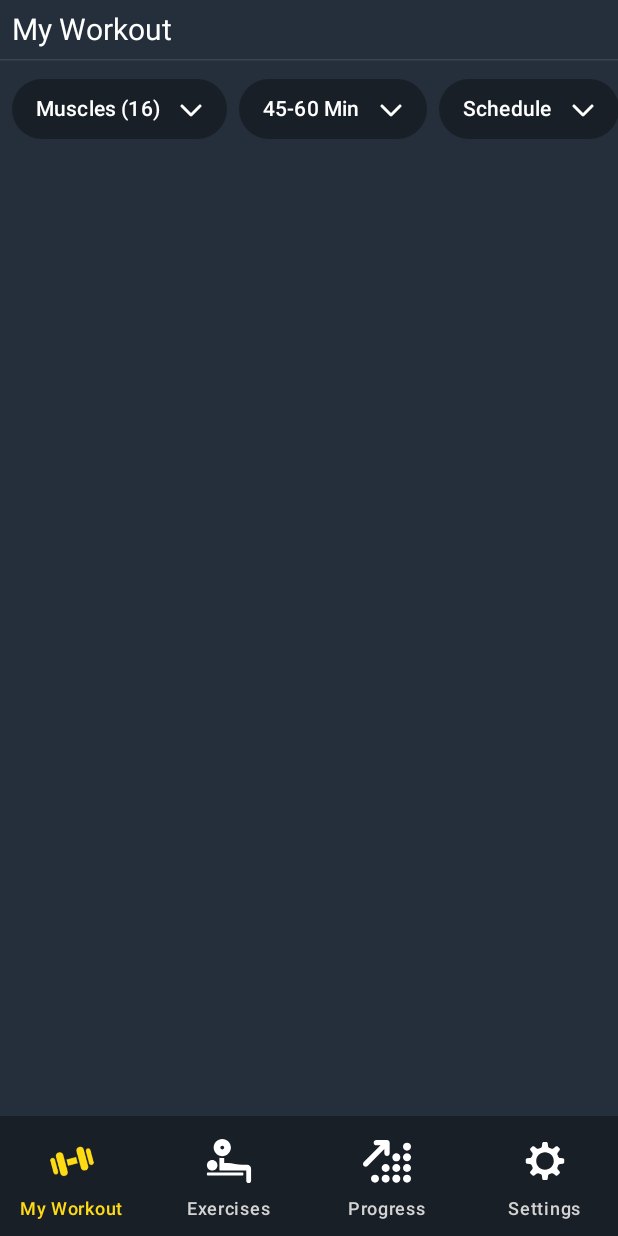
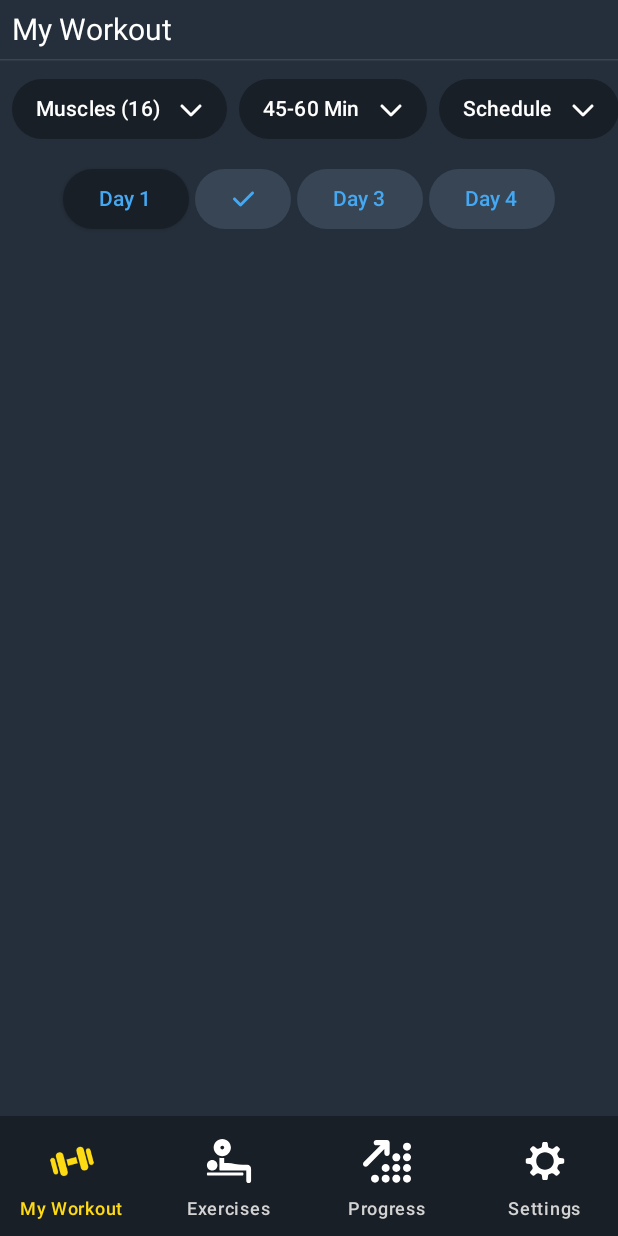
Before and after one commit to lauraldo/my_workout, an Android app built with Jetpack Compose: the screen it shows after launch (MainActivity), on a phone screen of 412 x 824 dp. Run offline under Robolectric (Android 15) with nearby library versions, the phone set to English and light mode, and no system bars; our stand-ins replace Dagger/Hilt's generated code.

Commit message:
add day switcher panel

```diff
--- a/app/src/main/java/com/niolasdev/myworkout/ui/WorkoutScreen.kt
+++ b/app/src/main/java/com/niolasdev/myworkout/ui/WorkoutScreen.kt
@@ -10,12 +10,16 @@ import androidx.compose.foundation.layout.size
 import androidx.compose.foundation.layout.width
 import androidx.compose.foundation.lazy.LazyRow
 import androidx.compose.foundation.lazy.items
+import androidx.compose.foundation.lazy.itemsIndexed
 import androidx.compose.material3.HorizontalDivider
 import androidx.compose.material3.Icon
 import androidx.compose.material3.Text
 import androidx.compose.runtime.Composable
 import androidx.compose.runtime.LaunchedEffect
 import androidx.compose.runtime.getValue
+import androidx.compose.runtime.mutableIntStateOf
+import androidx.compose.runtime.remember
+import androidx.compose.ui.Alignment
 import androidx.compose.ui.Modifier
 import androidx.compose.ui.res.painterResource
 import androidx.compose.ui.tooling.preview.Preview
@@ -25,6 +29,7 @@ import androidx.lifecycle.compose.collectAsStateWithLifecycle
 import com.niolasdev.myworkout.R
 import com.niolasdev.myworkout.ui.theme.DefaultTheme
 import com.niolasdev.myworkout.ui.theme.Theme
+import com.niolasdev.myworkout.ui.widget.ControlSwitch
 import com.niolasdev.myworkout.ui.widget.FilterButton
 
 @Composable
@@ -70,7 +75,7 @@ internal fun WorkoutScreen(
                     contentPadding = PaddingValues(8.dp),
                     horizontalArrangement = Arrangement.spacedBy(8.dp)
                 ) {
-                    items(uiState.workoutData.filters) { filter ->
+                    items(uiState.data.filters) { filter ->
                         FilterButton(
                             onClick = {}
                         ) {
@@ -90,6 +95,39 @@ internal fun WorkoutScreen(
                         }
                     }
                 }
+
+                val selectedDay = remember {
+                    mutableIntStateOf(0)
+                }
+
+                LazyRow(
+                    modifier = Modifier.align(Alignment.CenterHorizontally),
+                    contentPadding = PaddingValues(4.dp),
+                    horizontalArrangement = Arrangement.spacedBy(4.dp)
+                ) {
+                    itemsIndexed (uiState.data.workoutData.workouts) { index, workoutDay ->
+                        ControlSwitch(
+                            selected = index == selectedDay.intValue,
+                            onSelect = {
+                                selectedDay.intValue = index
+                            },
+                        ) {
+                            if (workoutDay.day == 2) {
+                                Icon(
+                                    modifier = Modifier.size(16.dp),
+                                    painter = painterResource(R.drawable.ic_check),
+                                    contentDescription = null,
+                                    tint = Theme.colors.accent,
+                                )
+                            } else {
+                                Text(
+                                    text = "Day ${workoutDay.day}",
+                                    color = Theme.colors.accent,
+                                )
+                            }
+                        }
+                    }
+                }
             }
         }
     }
--- a/app/src/main/java/com/niolasdev/myworkout/ui/WorkoutViewModel.kt
+++ b/app/src/main/java/com/niolasdev/myworkout/ui/WorkoutViewModel.kt
@@ -12,7 +12,6 @@ import kotlinx.coroutines.Dispatchers
 import kotlinx.coroutines.flow.MutableStateFlow
 import kotlinx.coroutines.flow.StateFlow
 import kotlinx.coroutines.flow.asStateFlow
-import kotlinx.coroutines.flow.update
 import kotlinx.coroutines.launch
 import javax.inject.Inject
 
@@ -58,6 +57,6 @@ data class WorkoutUiData(
 
 sealed interface WorkoutUiState {
     object Loading : WorkoutUiState
-    data class Ready(val workoutData: WorkoutUiData) : WorkoutUiState
+    data class Ready(val data: WorkoutUiData) : WorkoutUiState
     class Error(val message: String) : WorkoutUiState
 }
--- /dev/null
+++ b/app/src/main/java/com/niolasdev/myworkout/ui/widget/ControlSwitch.kt
@@ -0,0 +1,76 @@
+package com.niolasdev.myworkout.ui.widget
+
+import androidx.compose.foundation.layout.Row
+import androidx.compose.foundation.layout.RowScope
+import androidx.compose.foundation.layout.Spacer
+import androidx.compose.foundation.layout.size
+import androidx.compose.foundation.layout.width
+import androidx.compose.material3.Button
+import androidx.compose.material3.ButtonDefaults
+import androidx.compose.material3.Icon
+import androidx.compose.material3.Text
+import androidx.compose.runtime.Composable
+import androidx.compose.ui.Modifier
+import androidx.compose.ui.res.painterResource
+import androidx.compose.ui.tooling.preview.Preview
+import androidx.compose.ui.unit.dp
+import com.niolasdev.myworkout.R
+import com.niolasdev.myworkout.ui.theme.DefaultTheme
+import com.niolasdev.myworkout.ui.theme.Theme
+
+@Composable
+fun ControlSwitch(
+    selected: Boolean,
+    onSelect: () -> Unit,
+    modifier: Modifier = Modifier,
+    content: @Composable RowScope.() -> Unit,
+) {
+    Button(
+        modifier = modifier,
+        onClick = onSelect,
+        colors = ButtonDefaults.buttonColors(
+            containerColor = if (selected)
+                Theme.colors.secondary
+            else
+                Theme.colors.tertiary
+        ),
+        elevation = ButtonDefaults.elevatedButtonElevation(
+            if (selected)
+                Theme.elevation.pressed
+            else
+                Theme.elevation.default
+        ),
+        content = content,
+    )
+}
+
+@Preview
+@Composable
+fun ControlSwitchesPreview() {
+    DefaultTheme {
+        Row {
+            ControlSwitch(true, {}) {
+                Text(
+                    text = "Selected",
+                    color = Theme.colors.accent
+                )
+            }
+            Spacer(modifier = Modifier.width(4.dp))
+            ControlSwitch(false, {}) {
+                Text(
+                    text = "Unselected",
+                    color = Theme.colors.accent
+                )
+            }
+            Spacer(modifier = Modifier.width(4.dp))
+            ControlSwitch(false, {}) {
+                Icon(
+                    modifier = Modifier.size(16.dp),
+                    painter = painterResource(R.drawable.ic_check),
+                    contentDescription = null,
+                    tint = Theme.colors.accent,
+                )
+            }
+        }
+    }
+}
--- /dev/null
+++ b/app/src/main/res/drawable/ic_check.xml
@@ -0,0 +1,5 @@
+<vector xmlns:android="http://schemas.android.com/apk/res/android" android:height="37dp" android:viewportHeight="512" android:viewportWidth="448" android:width="32.375dp">
+
+    <path android:fillColor="#FF000000" android:pathData="M438.6,105.4c12.5,12.5 12.5,32.8 0,45.3l-256,256c-12.5,12.5 -32.8,12.5 -45.3,0l-128,-128c-12.5,-12.5 -12.5,-32.8 0,-45.3s32.8,-12.5 45.3,0L160,338.7 393.4,105.4c12.5,-12.5 32.8,-12.5 45.3,0z"/>
+
+</vector>
```
